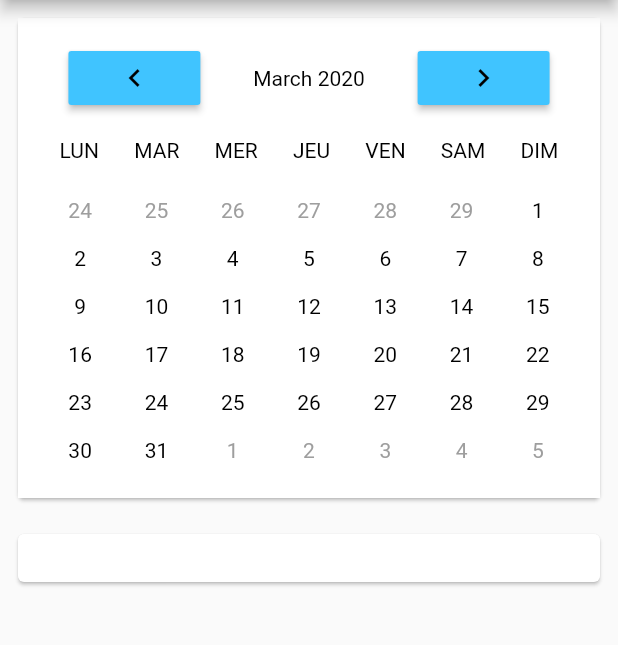
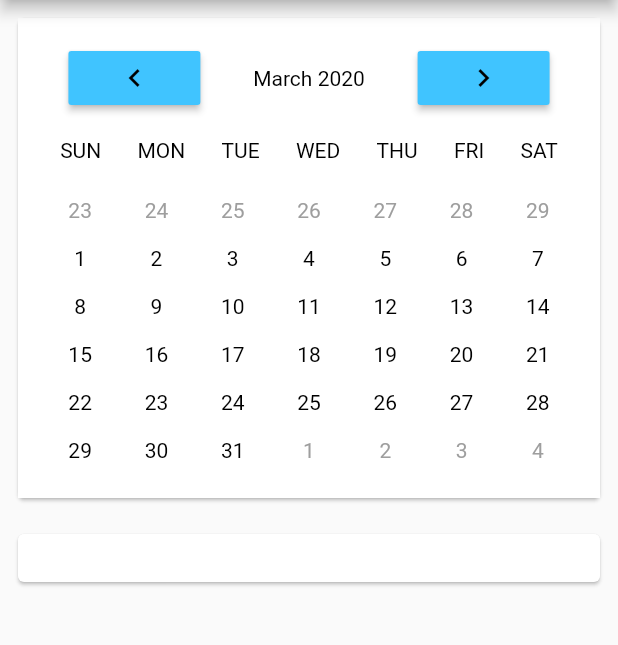
Before and after one commit to gungun974/flutter_multi_date_range_picker, a Flutter app: the screen it shows after launch, after a tap on the "navigate before" icon, on a phone screen of 412 x 824 dp, the part 84-729 px from its top. Run offline on Flutter 3.47's test engine with Material 2 defaults, Android fonts, the phone set to English and light mode, and no system bars.

Commit message:
Add Localization

```diff
--- a/example/lib/main.dart
+++ b/example/lib/main.dart
@@ -1,7 +1,16 @@
+import 'dart:io';
+
 import 'package:flutter/material.dart';
 import 'package:multi_date_range_picker/multi_date_range_picker.dart';
+import 'package:intl/intl.dart';
+import 'package:intl/date_symbol_data_local.dart';
 
 void main() {
+
+  Intl.defaultLocale = Intl.verifiedLocale(Platform.localeName, NumberFormat.localeExists,
+      onFailure: (_) => 'en_US');
+  initializeDateFormatting();
+
   runApp(MyApp());
 }
 
--- a/lib/multi_date_range_picker.dart
+++ b/lib/multi_date_range_picker.dart
@@ -3,6 +3,7 @@ library multi_date_range_picker;
 import 'package:flutter/material.dart';
 import 'package:intl/intl.dart';
 import 'package:quiver/iterables.dart';
+import 'package:intl/date_symbol_data_local.dart';
 
 import 'day.dart';
 
@@ -80,8 +81,15 @@ class _MultiDateRangePickerState extends State<MultiDateRangePicker> {
     DateTime start = DateTime(masterDate.year, masterDate.month);
     DateTime finish = DateTime(masterDate.year, masterDate.month + 1);
 
+    print(dateTimeSymbolMap()[Intl.getCurrentLocale()].FIRSTDAYOFWEEK);
+
     start = start.add(Duration(days: -start.weekday));
+
+    start = start.subtract(Duration(days: (7 - dateTimeSymbolMap()[Intl.getCurrentLocale()].FIRSTDAYOFWEEK) % 7));
+
     finish = finish.add(Duration(days: 6 - finish.weekday));
+
+    finish = finish.subtract(Duration(days: (7 - dateTimeSymbolMap()[Intl.getCurrentLocale()].FIRSTDAYOFWEEK) % 7));
 
     for (var i = 0; i <= finish.difference(start).inDays; i++) {
       final date = start.add(Duration(days: i + 1));
@@ -360,43 +368,43 @@ class _MultiDateRangePickerState extends State<MultiDateRangePicker> {
                     mainAxisAlignment: MainAxisAlignment.spaceAround,
                     children: [
                       Text(
-                        "LUN",
+                        DateFormat("EEE").format(DateTime(1, 1, dateTimeSymbolMap()[Intl.getCurrentLocale()].FIRSTDAYOFWEEK + 1)).toUpperCase().replaceAll(".", ""),
                         style: TextStyle(
                           color: widget.primaryTextColor,
                         ),
                       ),
                       Text(
-                        "MAR",
+                        DateFormat("EEE").format(DateTime(1, 1, dateTimeSymbolMap()[Intl.getCurrentLocale()].FIRSTDAYOFWEEK + 2)).toUpperCase().replaceAll(".", ""),
                         style: TextStyle(
                           color: widget.primaryTextColor,
                         ),
                       ),
                       Text(
-                        "MER",
+                        DateFormat("EEE").format(DateTime(1, 1, dateTimeSymbolMap()[Intl.getCurrentLocale()].FIRSTDAYOFWEEK + 3)).toUpperCase().replaceAll(".", ""),
                         style: TextStyle(
                           color: widget.primaryTextColor,
                         ),
                       ),
                       Text(
-                        "JEU",
+                        DateFormat("EEE").format(DateTime(1, 1, dateTimeSymbolMap()[Intl.getCurrentLocale()].FIRSTDAYOFWEEK + 4)).toUpperCase().replaceAll(".", ""),
                         style: TextStyle(
                           color: widget.primaryTextColor,
                         ),
                       ),
                       Text(
-                        "VEN",
+                        DateFormat("EEE").format(DateTime(1, 1, dateTimeSymbolMap()[Intl.getCurrentLocale()].FIRSTDAYOFWEEK + 5)).toUpperCase().replaceAll(".", ""),
                         style: TextStyle(
                           color: widget.primaryTextColor,
                         ),
                       ),
                       Text(
-                        "SAM",
+                        DateFormat("EEE").format(DateTime(1, 1, dateTimeSymbolMap()[Intl.getCurrentLocale()].FIRSTDAYOFWEEK + 6)).toUpperCase().replaceAll(".", ""),
                         style: TextStyle(
                           color: widget.primaryTextColor,
                         ),
                       ),
                       Text(
-                        "DIM",
+                        DateFormat("EEE").format(DateTime(1, 1, dateTimeSymbolMap()[Intl.getCurrentLocale()].FIRSTDAYOFWEEK + 7)).toUpperCase().replaceAll(".", ""),
                         style: TextStyle(
                           color: widget.primaryTextColor,
                         ),
--- a/pubspec.yaml
+++ b/pubspec.yaml
@@ -1,6 +1,6 @@
 name: multi_date_range_picker
 description: Add to your project a simple and customize Date range picker with multi range
-version: 0.0.3
+version: 0.0.4
 homepage: https://github.com/gungun974/flutter_multi_date_range_picker
 
 environment:
```
Also changed, not shown: example/pubspec.lock, 2 other files.
